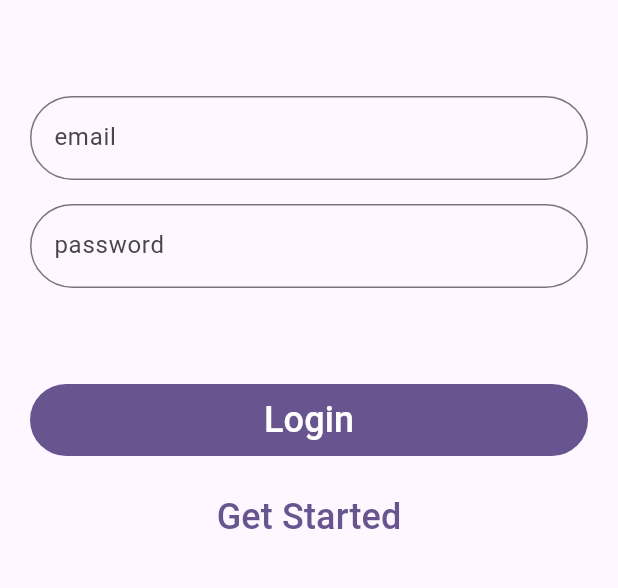
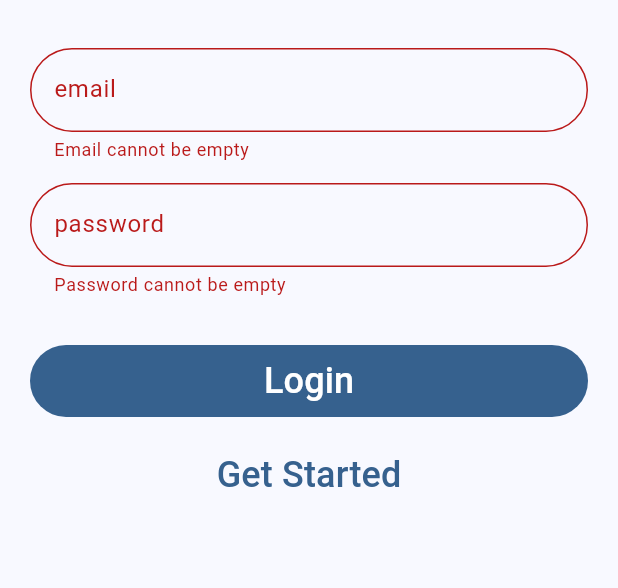
Before and after one commit to Tshadow999/glucose_monitor, a Flutter app: the screen it shows after launch, after a tap on "Login", on a phone screen of 412 x 824 dp, the part 468-1056 px from its top. Run offline on Flutter 3.47's test engine with Material 3 defaults, Android fonts, the light colour scheme and no system bars; our stand-ins replace fl_chart, shared_preferences.

Commit message:
Improved login page, added sign up page

```diff
--- a/mobile_app/lib/main.dart
+++ b/mobile_app/lib/main.dart
@@ -18,8 +18,8 @@ class MyApp extends StatefulWidget {
 class _MyAppState extends State<MyApp> {
   @override
   void initState() {
+    initPreferences();
     super.initState();
-    initPreferences();
   }
 
   Future<void> initPreferences() async {
@@ -41,7 +41,7 @@ class _MyAppState extends State<MyApp> {
           title: 'Continuous Glucose Monitoring App',
           theme: ThemeData(
             colorScheme: ColorScheme.fromSeed(
-              seedColor: Colors.deepPurple,
+              seedColor: Colors.blue,
               brightness: isDarkMode ? Brightness.dark : Brightness.light,
             ),
           ),
--- a/mobile_app/lib/views/pages/login_page.dart
+++ b/mobile_app/lib/views/pages/login_page.dart
@@ -1,4 +1,5 @@
 import 'package:flutter/material.dart';
+import 'package:mobile_app/views/pages/signup_page.dart';
 import 'package:mobile_app/views/widget_tree.dart';
 import 'package:mobile_app/views/widgets/hero_widget.dart';
 
@@ -12,8 +13,9 @@ class LoginPage extends StatefulWidget {
 class _LoginPageState extends State<LoginPage> {
   TextEditingController emailController = TextEditingController();
   TextEditingController passwordController = TextEditingController();
+  final _formKey = GlobalKey<FormState>();
 
-  String confirmedEmail = "test";
+  String confirmedEmail = "test@example.com";
   String confirmedPassword = "pass";
 
   @override
@@ -23,21 +25,46 @@ class _LoginPageState extends State<LoginPage> {
     super.dispose();
   }
 
+  bool isValidEmail(String email) {
+    final emailRegex = RegExp(r'^[\w-\.]+@([\w-]+\.)+[\w-]{2,4}$');
+    return emailRegex.hasMatch(email);
+  }
+
+  void validateAndLogin() {
+    if (_formKey.currentState!.validate()) {
+      // Use this safer method to unfocus
+      FocusManager.instance.primaryFocus?.unfocus();
+
+      if (confirmedEmail == emailController.text &&
+          confirmedPassword == passwordController.text) {
+        Navigator.pushReplacement(
+          context,
+          MaterialPageRoute(builder: (context) => WidgetTree()),
+        );
+      } else {
+        ScaffoldMessenger.of(context).showSnackBar(
+          const SnackBar(content: Text("Invalid email or password")),
+        );
+      }
+    }
+  }
+
   @override
   Widget build(BuildContext context) {
     return Scaffold(
-      resizeToAvoidBottomInset: true,
-      body: SingleChildScrollView(
-        keyboardDismissBehavior: ScrollViewKeyboardDismissBehavior.onDrag,
+      body: SafeArea(
+        child: SingleChildScrollView(
+          physics: ClampingScrollPhysics(), // Prevents overscroll effects
           child: Padding(
             padding: const EdgeInsets.all(20.0),
+            child: Form(
+              key: _formKey,
               child: Column(
                 mainAxisAlignment: MainAxisAlignment.center,
-            spacing: 16.0,
                 children: [
-              HeroWidget(),
+                  const HeroWidget(),
                   const SizedBox(height: 32),
-              TextField(
+                  TextFormField(
                     controller: emailController,
                     decoration: InputDecoration(
                       border: OutlineInputBorder(
@@ -45,9 +72,20 @@ class _LoginPageState extends State<LoginPage> {
                       ),
                       labelText: "email",
                     ),
-                onEditingComplete: () => setState(() {}),
+                    keyboardType: TextInputType.emailAddress,
+                    // Add this to handle keyboard actions
+                    textInputAction: TextInputAction.next,
+                    validator: (value) {
+                      if (value == null || value.isEmpty) {
+                        return "Email cannot be empty";
+                      } else if (!isValidEmail(value)) {
+                        return "Enter a valid email address";
+                      }
+                      return null;
+                    },
                   ),
-              TextField(
+                  const SizedBox(height: 14),
+                  TextFormField(
                     controller: passwordController,
                     decoration: InputDecoration(
                       border: OutlineInputBorder(
@@ -56,45 +94,43 @@ class _LoginPageState extends State<LoginPage> {
                       labelText: "password",
                     ),
                     obscureText: true,
-                onEditingComplete: () => setState(() {}),
+                    // Add this to handle keyboard actions
+                    textInputAction: TextInputAction.done,
+                    onFieldSubmitted: (_) => validateAndLogin(),
+                    validator: (value) {
+                      if (value == null || value.isEmpty) {
+                        return "Password cannot be empty";
+                      }
+                      return null;
+                    },
                   ),
                   const SizedBox(height: 32),
                   FilledButton(
-                onPressed: () {
-                  if (confirmedEmail == emailController.text &&
-                      confirmedPassword == passwordController.text) {
-                    Navigator.pushReplacement(
-                      context,
-                      MaterialPageRoute(
-                        builder: (context) {
-                          return WidgetTree();
-                        },
+                    onPressed: validateAndLogin,
+                    style: FilledButton.styleFrom(
+                      minimumSize: const Size(double.infinity, 48),
                     ),
-                    );
-                  }
-                },
-                style: FilledButton.styleFrom(
-                  minimumSize: Size(double.infinity, 48),
+                    child: const Text("Login", style: TextStyle(fontSize: 24)),
                   ),
-                child: Text("Login", style: TextStyle(fontSize: 24)),
-              ),
+                  const SizedBox(height: 14),
                   TextButton(
                     onPressed: () {
-                  Navigator.pushReplacement(
+                      Navigator.push(
                         context,
-                    MaterialPageRoute(
-                      builder: (context) {
-                        return WidgetTree();
-                      },
-                    ),
+                        MaterialPageRoute(builder: (context) => SignupPage()),
                       );
                     },
                     style: FilledButton.styleFrom(
-                  minimumSize: Size(double.infinity, 48),
+                      minimumSize: const Size(double.infinity, 48),
                     ),
-                child: Text("Get Started", style: TextStyle(fontSize: 24)),
+                    child: const Text(
+                      "Get Started",
+                      style: TextStyle(fontSize: 24),
+                    ),
                   ),
                 ],
+              ),
+            ),
           ),
         ),
       ),
--- a/mobile_app/lib/views/pages/settings_page.dart
+++ b/mobile_app/lib/views/pages/settings_page.dart
@@ -33,6 +33,7 @@ class _SettingsPageState extends State<SettingsPage> {
         prefs.getBool(CustomConstants.glucoseUnitPrefKey) ?? false;
     setState(() {
       selectedUnit = unit ? CustomConstants.unitMg : CustomConstants.unitMmol;
+      isDarkMode = prefs.getBool(CustomConstants.themeModePrefKey) ?? false;
     });
   }
 
@@ -113,7 +114,6 @@ class _SettingsPageState extends State<SettingsPage> {
               ],
             ),
           ),
-          // TODO custom theme color
           Divider(),
           Text("Profile", style: CustomTextStyles.settingsTitle),
           Divider(),
```
Also changed, not shown: mobile_app/lib/data/constants.dart (+13 -6 lines), mobile_app/lib/views/pages/signup_page.dart (added, +197 -0 lines), mobile_app/lib/views/widgets/daily_glucose_chart.dart (+15 -5 lines). Lines whose indentation alone changed are shown as unchanged.
